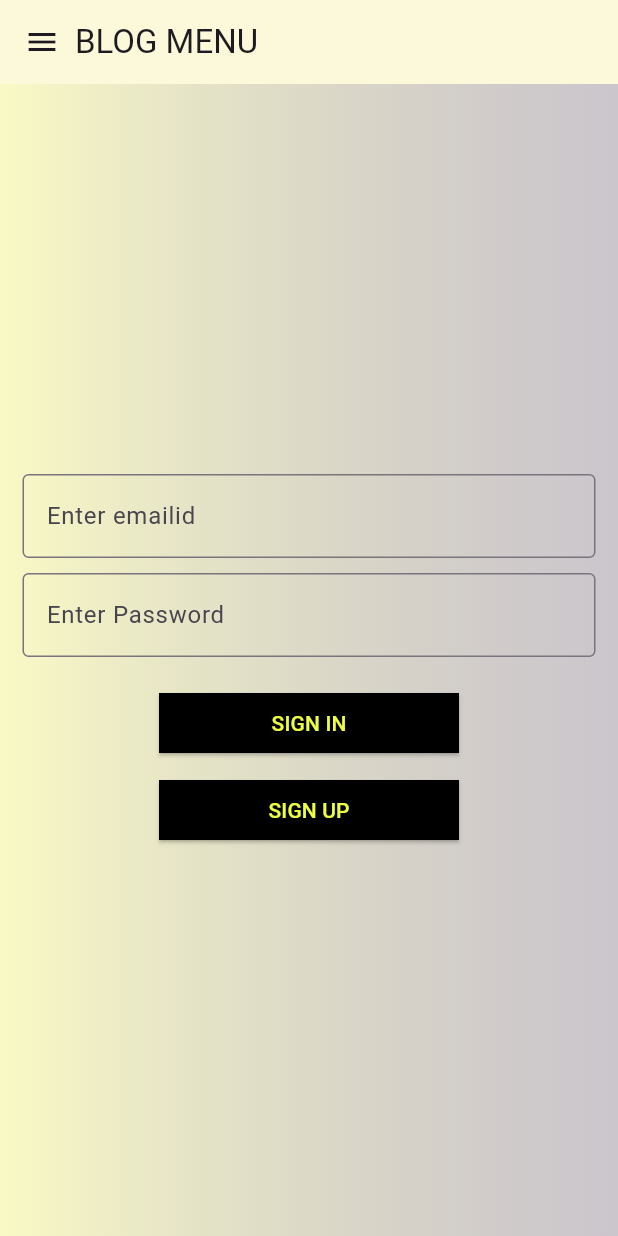
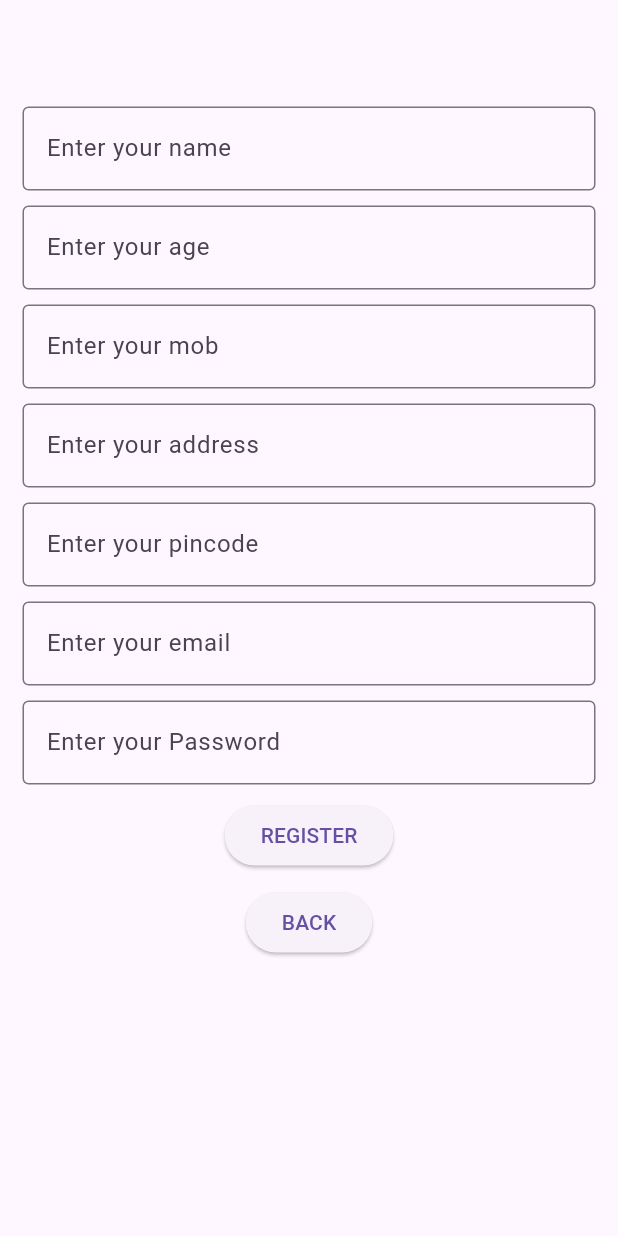
Before and after one commit to Athirani69/blog_frontend, a Flutter app: the screen it shows after launch, after a tap on "SIGN UP", on a phone screen of 412 x 824 dp. Run offline on Flutter 3.47's test engine with Material 3 defaults, Android fonts, the phone set to English and light mode, and no system bars.

Commit message:
register created

```diff
--- a/lib/Pages/menu.dart
+++ b/lib/Pages/menu.dart
@@ -1,3 +1,4 @@
+import 'package:blog/Pages/signup.dart';
 import 'package:flutter/material.dart';
 
 class menu extends StatefulWidget {
@@ -64,7 +65,9 @@ class _menuState extends State<menu> {
                       backgroundColor: Colors.black,
                     shape: RoundedRectangleBorder()
                   ),
-                  onPressed: (){}, child: Text("SIGN UP",style: TextStyle(color: Colors.limeAccent),)),
+                  onPressed: (){
+                    Navigator.push(context, MaterialPageRoute(builder: (context)=>signup()));
+                  }, child: Text("SIGN UP",style: TextStyle(color: Colors.limeAccent),)),
             )
           ],
         ),
--- /dev/null
+++ b/lib/Pages/signup.dart
@@ -0,0 +1,78 @@
+import 'package:flutter/material.dart';
+
+class signup extends StatefulWidget {
+  const signup({super.key});
+
+  @override
+  State<signup> createState() => _signupState();
+}
+
+class _signupState extends State<signup> {
+  @override
+  Widget build(BuildContext context) {
+    return MaterialApp(
+      home: Scaffold(
+        appBar: AppBar(),
+        body: SingleChildScrollView(
+          padding: EdgeInsets.all(15),
+          child: Column(
+            children: [
+              TextField(
+                decoration: InputDecoration(
+                  labelText: ("Enter your name"),
+                  border: OutlineInputBorder()
+                ),
+              ),
+              SizedBox(height: 10,),
+              TextField(
+                decoration: InputDecoration(
+                    labelText: ("Enter your age"),
+                    border: OutlineInputBorder()
+                ),
+              ),
+              SizedBox(height: 10,),
+              TextField(
+                decoration: InputDecoration(
+                    labelText: ("Enter your mob"),
+                    border: OutlineInputBorder()
+                ),
+              ),
+              SizedBox(height: 10,),
+              TextField(
+                decoration: InputDecoration(
+                    labelText: ("Enter your address"),
+                    border: OutlineInputBorder()
+                ),
+              ),
+              SizedBox(height: 10,),
+              TextField(
+                decoration: InputDecoration(
+                    labelText: ("Enter your pincode"),
+                    border: OutlineInputBorder()
+                ),
+              ),
+              SizedBox(height: 10,),
+              TextField(
+                decoration: InputDecoration(
+                    labelText: ("Enter your email"),
+                    border: OutlineInputBorder()
+                ),
+              ),
+              SizedBox(height: 10,),
+              TextField(
+                decoration: InputDecoration(
+                    labelText: ("Enter your Password"),
+                    border: OutlineInputBorder()
+                ),
+              ),
+              SizedBox(height: 10,),
+              ElevatedButton(onPressed: (){}, child: Text("REGISTER")),
+              SizedBox(height: 10,),
+              ElevatedButton(onPressed: (){}, child: Text("BACK"))
+            ],
+          ),
+        ),
+      ),
+    );
+  }
+}
```
